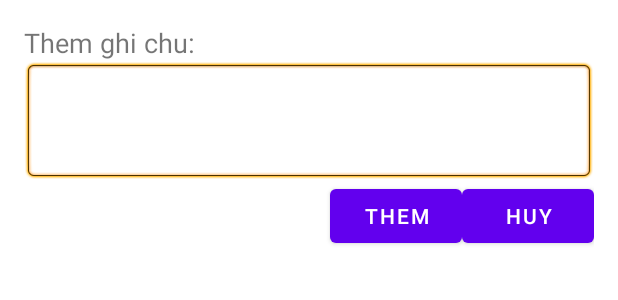
After one commit to vietdtds/homnayangi, an Android app: the layout dialog_note_add.xml on its own in the app's theme, with its tools: preview values and no code run, on a phone screen of 412 x 824 dp. The commit adds this screen. Shown: the top 300 px of the screen. Run offline under Robolectric (Android 15) with nearby library versions, the phone set to English and light mode, and no system bars.

Commit message:
da sua xoa mot xiu

```diff
--- a/app/src/main/java/com/example/homnayangi/NoteAdapter.java
+++ b/app/src/main/java/com/example/homnayangi/NoteAdapter.java
@@ -51,7 +51,7 @@ public class NoteAdapter extends BaseAdapter {
         imgDelete.setOnClickListener(new View.OnClickListener() {
             @Override
             public void onClick(View view) {
-                context.DialogXoaGC(note.getContent(), note.getId());
+                context.DeleteNote(note.getContent(), note.getId());
             }
         });
 
--- /dev/null
+++ b/app/src/main/res/layout/dialog_note_add.xml
@@ -0,0 +1,45 @@
+<?xml version="1.0" encoding="utf-8"?>
+<LinearLayout
+    xmlns:android="http://schemas.android.com/apk/res/android"
+    android:layout_width="match_parent"
+    android:layout_height="match_parent"
+    android:orientation="vertical"
+    android:padding="16dp">
+
+    <TextView
+        android:layout_width="match_parent"
+        android:layout_height="wrap_content"
+        android:text="Them ghi chu:"
+        android:textSize="18sp"/>
+
+    <EditText
+        android:id="@+id/editText"
+        android:layout_width="match_parent"
+        android:layout_height="wrap_content"
+        android:inputType="textMultiLine"
+        android:lines="5"
+        android:minLines="3"
+        android:gravity="top"
+        android:background="@android:drawable/editbox_background"/>
+
+    <LinearLayout
+        android:layout_width="match_parent"
+        android:layout_height="wrap_content"
+        android:orientation="horizontal"
+        android:gravity="end">
+
+        <Button
+            android:id="@+id/btnThem"
+            android:layout_width="wrap_content"
+            android:layout_height="wrap_content"
+            android:text="Them"/>
+
+        <Button
+            android:id="@+id/btnHuy"
+            android:layout_width="wrap_content"
+            android:layout_height="wrap_content"
+            android:text="Huy"/>
+
+    </LinearLayout>
+
+</LinearLayout>
--- a/app/src/main/res/layout/note_list.xml
+++ b/app/src/main/res/layout/note_list.xml
@@ -21,7 +21,7 @@
         android:id="@+id/btn_addNote"
         android:layout_width="wrap_content"
         android:layout_height="wrap_content"
-        android:text="Add Note"
+        android:text="Thêm Ghi Chú"
         app:layout_constraintBottom_toTopOf="@+id/listghichu"
         app:layout_constraintEnd_toEndOf="parent"
         app:layout_constraintStart_toStartOf="parent"
```
Also changed, not shown: app/src/main/java/com/example/homnayangi/NoteActivity.java (+22 -29 lines), app/src/main/res/layout/dialog_addupdate.xml (deleted, +0 -63 lines).
